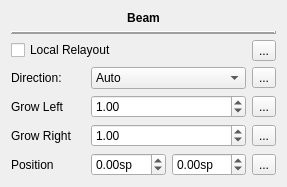
Above: mscore/mscore/inspector_beam.ui from musescore/musescore-old before the change. Below: the same form after it.
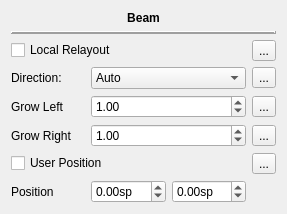
That is the form after the change. Icons and pictures are not drawn.

What changed in the file:
```diff
--- a/mscore/mscore/inspector_beam.ui
+++ b/mscore/mscore/inspector_beam.ui
@@ -7,7 +7,7 @@
     <x>0</x>
     <y>0</y>
     <width>287</width>
-    <height>155</height>
+    <height>207</height>
    </rect>
   </property>
   <property name="windowTitle">
@@ -45,32 +45,6 @@
    </item>
    <item>
     <layout class="QGridLayout" name="gridLayout">
-     <item row="4" column="1">
-      <widget class="QDoubleSpinBox" name="y1">
-       <property name="suffix">
-        <string>sp</string>
-       </property>
-       <property name="decimals">
-        <number>2</number>
-       </property>
-       <property name="minimum">
-        <double>-99.000000000000000</double>
-       </property>
-       <property name="maximum">
-        <double>99.000000000000000</double>
-       </property>
-       <property name="singleStep">
-        <double>0.250000000000000</double>
-       </property>
-      </widget>
-     </item>
-     <item row="4" column="0">
-      <widget class="QLabel" name="label_4">
-       <property name="text">
-        <string>Position</string>
-       </property>
-      </widget>
-     </item>
      <item row="3" column="0">
       <widget class="QLabel" name="label_2">
        <property name="text">
@@ -97,17 +71,6 @@
        </item>
       </widget>
      </item>
-     <item row="4" column="3">
-      <widget class="QToolButton" name="resetPosition">
-       <property name="text">
-        <string>...</string>
-       </property>
-       <property name="icon">
-        <iconset resource="musescore.qrc">
-         <normaloff>:/data/icons-dark/resetproperty.png</normaloff>:/data/icons-dark/resetproperty.png</iconset>
-       </property>
-      </widget>
-     </item>
      <item row="2" column="0">
       <widget class="QLabel" name="label_3">
        <property name="text">
@@ -129,6 +92,32 @@
        </property>
       </widget>
      </item>
+     <item row="5" column="1">
+      <widget class="QDoubleSpinBox" name="y1">
+       <property name="suffix">
+        <string>sp</string>
+       </property>
+       <property name="decimals">
+        <number>2</number>
+       </property>
+       <property name="minimum">
+        <double>-99.000000000000000</double>
+       </property>
+       <property name="maximum">
+        <double>99.000000000000000</double>
+       </property>
+       <property name="singleStep">
+        <double>0.250000000000000</double>
+       </property>
+      </widget>
+     </item>
+     <item row="5" column="0">
+      <widget class="QLabel" name="label_4">
+       <property name="text">
+        <string>Position</string>
+       </property>
+      </widget>
+     </item>
      <item row="0" column="3">
       <widget class="QToolButton" name="resetDistribute">
        <property name="text">
@@ -151,7 +140,7 @@
        </property>
       </widget>
      </item>
-     <item row="4" column="2">
+     <item row="5" column="2">
       <widget class="QDoubleSpinBox" name="y2">
        <property name="suffix">
         <string>sp</string>
@@ -203,6 +192,24 @@
        </property>
       </widget>
      </item>
+     <item row="4" column="0" colspan="3">
+      <widget class="QCheckBox" name="userPosition">
+       <property name="text">
+        <string>User Position</string>
+       </property>
+      </widget>
+     </item>
+     <item row="4" column="3">
+      <widget class="QToolButton" name="resetUserPosition">
+       <property name="text">
+        <string>...</string>
+       </property>
+       <property name="icon">
+        <iconset resource="musescore.qrc">
+         <normaloff>:/data/icons-dark/resetproperty.png</normaloff>:/data/icons-dark/resetproperty.png</iconset>
+       </property>
+      </widget>
+     </item>
     </layout>
    </item>
   </layout>
```
